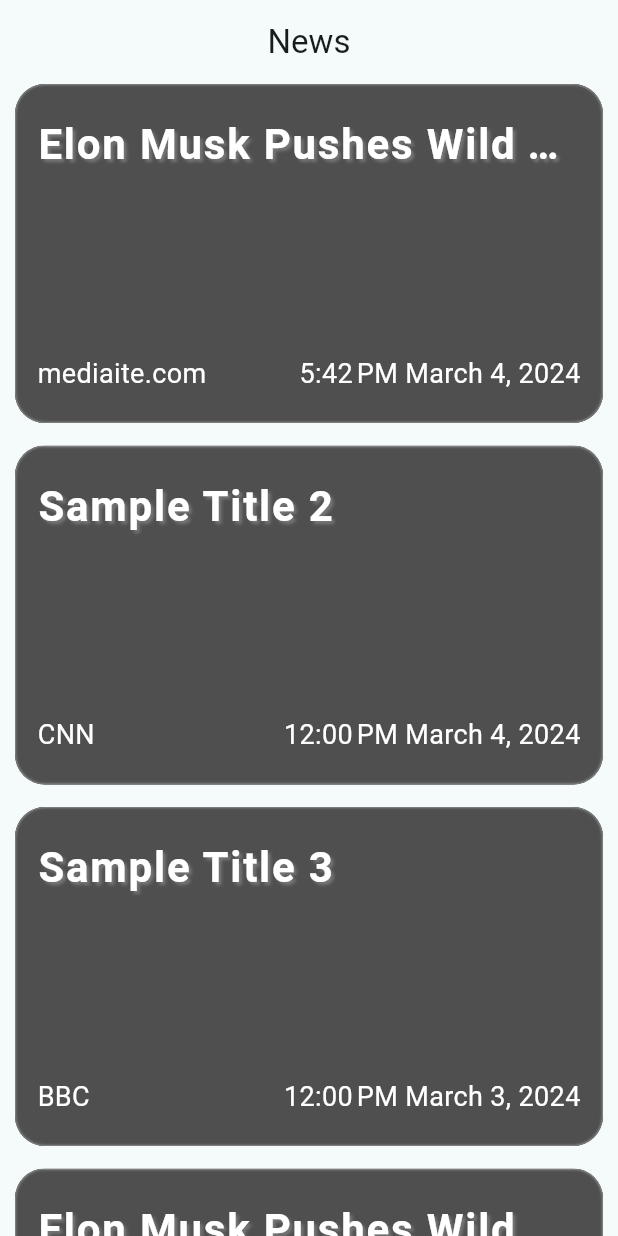
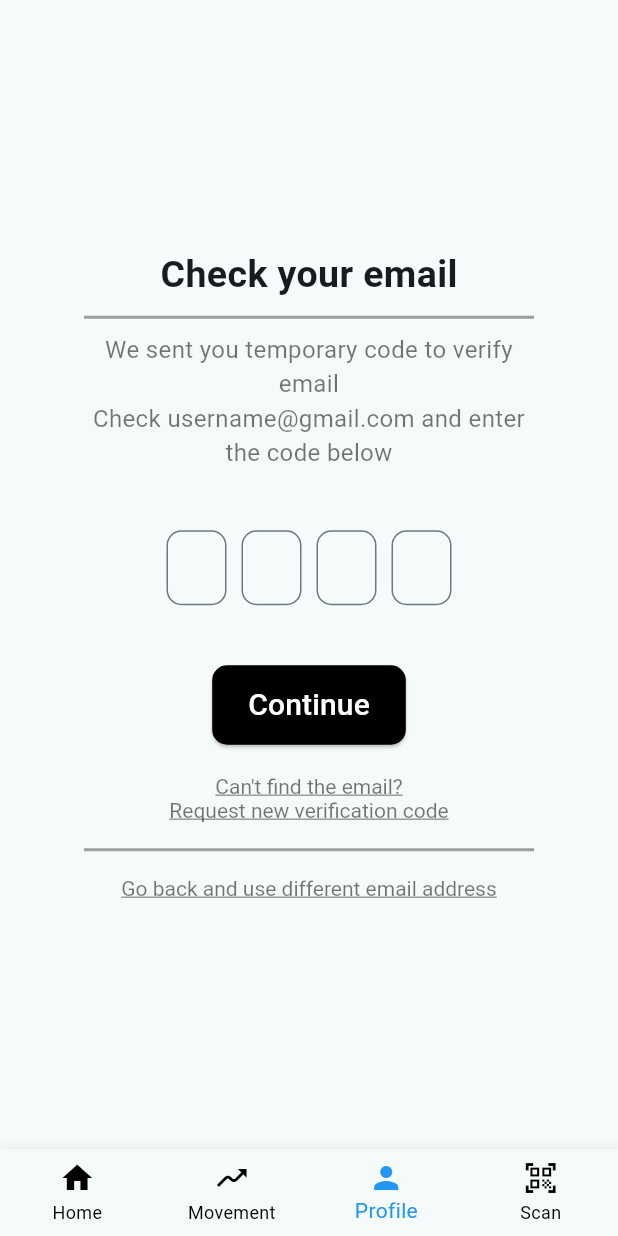
Before and after one commit to Pifocoder/news_app, a Flutter app: the screen it shows after launch, on a phone screen of 412 x 824 dp. Run offline on Flutter 3.47's test engine with Material 3 defaults, Android fonts, the phone set to English and light mode, and no system bars.

Commit message:
Exam otl10 + email access code

```diff
--- a/lib/main.dart
+++ b/lib/main.dart
@@ -1,4 +1,4 @@
 import 'package:flutter/material.dart';
 import 'package:news_app/src/app/app.dart';
 
-void main() => runApp(const App());
+void main() => runApp(App());
--- a/lib/src/app/app.dart
+++ b/lib/src/app/app.dart
@@ -1,14 +1,29 @@
 import 'package:flutter/material.dart';
+import 'package:news_app/src/screens/profile/email_check.dart';
 
 import '../articles/widget/articles_list_screen.dart';
+import '../navigator/manager.dart';
+import '../screens/mock.dart';
 
 
 class App extends StatelessWidget {
-  const App({super.key});
+  final navigatorManager = NavigatorManager();
+
+  App({super.key});
 
   @override
   Widget build(BuildContext context) => MaterialApp(
-    home: const NewsListScreen(),
+    navigatorKey: navigatorManager.navigatorKey,
+    routes: {
+      '/': (context) => Home(navigatorManager: navigatorManager),
+      '/movement': (context) =>
+          Home(navigatorManager: navigatorManager),
+      '/profile': (context) =>
+          EmailCheck(navigatorManager: navigatorManager),
+      '/scan' : (context) =>
+          Home(navigatorManager: navigatorManager),
+    },
+    initialRoute: '/profile',
     debugShowCheckedModeBanner: false,
     theme: ThemeData(
       colorScheme: ColorScheme.fromSeed(seedColor: Colors.white),
--- /dev/null
+++ b/lib/src/navigator/manager.dart
@@ -0,0 +1,20 @@
+import 'package:flutter/material.dart';
+
+class NavigatorManager {
+  final GlobalKey<NavigatorState> navigatorKey = GlobalKey<NavigatorState>();
+  void goToProfile(BuildContext context) {
+    Navigator.pushNamed(context, '/profile');
+  }
+
+  void goToHome(BuildContext context) {
+    Navigator.pushNamed(context, '/home');
+  }
+
+  void pushNamed(String routeName) {
+    navigatorKey.currentState!.pushNamed(routeName);
+  }
+
+  void pop() {
+    navigatorKey.currentState!.pop();
+  }
+}
--- /dev/null
+++ b/lib/src/screens/mock.dart
@@ -0,0 +1,21 @@
+import 'package:flutter/material.dart';
+
+import '../navigator/manager.dart';
+
+class Home extends StatelessWidget {
+  final NavigatorManager navigatorManager;
+
+  const Home({super.key, required this.navigatorManager});
+
+  @override
+  Widget build(BuildContext context) {
+    return Scaffold(
+      appBar: AppBar(
+        title: Text('Home'),
+      ),
+      body: Center(
+          child: Text('Home'),
+        ),
+      );
+  }
+}
--- /dev/null
+++ b/lib/src/screens/profile/email_check.dart
@@ -0,0 +1,134 @@
+import 'package:flutter/material.dart';
+import 'package:news_app/src/screens/profile/widgets/number.dart';
+import 'package:news_app/src/screens/profile/widgets/link.dart';
+import 'package:news_app/src/screens/profile/widgets/underline_title.dart';
+
+import '../../navigator/manager.dart';
+
+class EmailCheck extends StatelessWidget {
+  final NavigatorManager navigatorManager;
+
+  const EmailCheck({super.key, required this.navigatorManager});
+
+  @override
+  Widget build(BuildContext context) {
+    return Scaffold(
+      bottomNavigationBar: BottomNavigationBar(
+        type: BottomNavigationBarType.fixed,
+        currentIndex: 2,
+        onTap: (index) {},
+        selectedItemColor: Colors.blue,
+        // Selected item color
+        unselectedItemColor: Colors.black,
+        // Unselected item color
+        items: const [
+          BottomNavigationBarItem(
+            icon: Icon(Icons.home),
+            label: 'Home',
+          ),
+          BottomNavigationBarItem(
+            icon: Icon(Icons.moving),
+            label: 'Movement',
+          ),
+          BottomNavigationBarItem(
+            icon: Icon(Icons.person),
+            label: 'Profile',
+          ),
+          BottomNavigationBarItem(
+            icon: Icon(Icons.qr_code_scanner),
+            label: 'Scan',
+          ),
+        ],
+      ),
+      body: Center(
+        child: Column(
+          mainAxisAlignment: MainAxisAlignment.center,
+          children: [
+            SizedBox(
+                width: 300,
+                child: Center(
+                  child: Column(children: [
+                    const TitleWithUnderline(title: 'Check your email'),
+                    const Text(
+                      "We sent you temporary code to verify email",
+                      textAlign: TextAlign.center,
+                      style: TextStyle(
+                        fontSize: 16.0,
+                        color: Colors.black54,
+                      ),
+                    ),
+                    const Text(
+                      "Check username@gmail.com and enter the code below",
+                      textAlign: TextAlign.center,
+                      style: TextStyle(
+                        fontSize: 16.0,
+                        color: Colors.black54,
+                      ),
+                    ),
+                    const SizedBox(height: 40),
+                    const Row(
+                      mainAxisAlignment: MainAxisAlignment.center,
+                      children: [
+                        NumberInputField(),
+                        SizedBox(width: 10.0),
+                        NumberInputField(),
+                        SizedBox(width: 10.0),
+                        NumberInputField(),
+                        SizedBox(width: 10.0),
+                        NumberInputField(),
+                      ],
+                    ),
+                    const SizedBox(height: 40),
+                    ElevatedButton(
+                        onPressed: () {
+                          print('continue');
+                        },
+                        style: ElevatedButton.styleFrom(
+                          foregroundColor: Colors.white,
+                          backgroundColor: Colors.black,
+                          shape: RoundedRectangleBorder(
+                            borderRadius:
+                                BorderRadius.circular(10.0), // Border radius
+                          ),
+                        ),
+                        child: const Padding(
+                            padding: EdgeInsets.symmetric(vertical: 12.0),
+                            child: Text(
+                              "Continue",
+                              style: TextStyle(
+                                fontSize: 20.0,
+                              ),
+                            ))),
+                    const SizedBox(height: 20),
+                    Link(
+                      text: "Can't find the email?",
+                      onPressed: () {
+                        print('link');
+                      },
+                    ),
+                    Link(
+                      text: "Request new verification code",
+                      onPressed: () {
+                        print('link');
+                      },
+                    ),
+                    const SizedBox(height: 10),
+                    const Divider(
+                      thickness: 2.0,
+                      color: Colors.grey,
+                    ),
+                    const SizedBox(height: 10),
+                    Link(
+                      text: "Go back and use different email address",
+                      onPressed: () {
+                        print('link');
+                      },
+                    )
+                  ]),
+                )),
+          ],
+        ),
+      ),
+    );
+  }
+}
--- /dev/null
+++ b/lib/src/screens/profile/widgets/link.dart
@@ -0,0 +1,26 @@
+import 'package:flutter/gestures.dart';
+import 'package:flutter/material.dart';
+
+class Link extends StatelessWidget {
+  final String text;
+  final VoidCallback onPressed;
+
+  const Link({
+    Key? key,
+    required this.text,
+    required this.onPressed,
+  }) : super(key: key);
+
+  @override
+  Widget build(BuildContext context) {
+    return
+      RichText(
+        text: TextSpan(
+          text: text,
+          style:  const TextStyle(color: Colors.black54, decoration: TextDecoration.underline),
+          recognizer:  TapGestureRecognizer()
+            ..onTap = onPressed,
+        ),
+      );
+  }
+}
--- /dev/null
+++ b/lib/src/screens/profile/widgets/number.dart
@@ -0,0 +1,27 @@
+import 'package:flutter/material.dart';
+
+class NumberInputField extends StatelessWidget {
+  const NumberInputField({super.key});
+
+  @override
+  Widget build(BuildContext context) {
+    return SizedBox(
+      width: 40,
+      height: 50,
+      child: TextField(
+        keyboardType: TextInputType.number,
+        decoration: InputDecoration(
+          fillColor: Colors.grey[200],
+          border: OutlineInputBorder(
+            borderRadius: BorderRadius.circular(10.0),
+            borderSide: const BorderSide(color: Colors.black),
+          ),
+          contentPadding: const EdgeInsets.symmetric(
+            horizontal: 14.0,
+            vertical: 14.0,
+          ),
+        ),
+      ),
+    );
+  }
+}
--- /dev/null
+++ b/lib/src/screens/profile/widgets/underline_title.dart
@@ -0,0 +1,34 @@
+import 'package:flutter/material.dart';
+
+class TitleWithUnderline extends StatelessWidget {
+  final String title;
+
+  const TitleWithUnderline({
+    Key? key,
+    required this.title,
+  }) : super(key: key);
+
+  @override
+  Widget build(BuildContext context) {
+    return Column(
+      crossAxisAlignment: CrossAxisAlignment.start,
+      children: [
+        Center(
+          child: Text(
+            title,
+            style: const TextStyle(
+              fontSize: 25.0,
+              fontWeight: FontWeight.bold,
+            ),
+          ),
+        ),
+        const SizedBox(height: 2.0),
+        const Divider(
+          thickness: 2.0,
+          color: Colors.grey,
+        ),
+        const SizedBox(height: 2.0),
+      ],
+    );
+  }
+}
```
